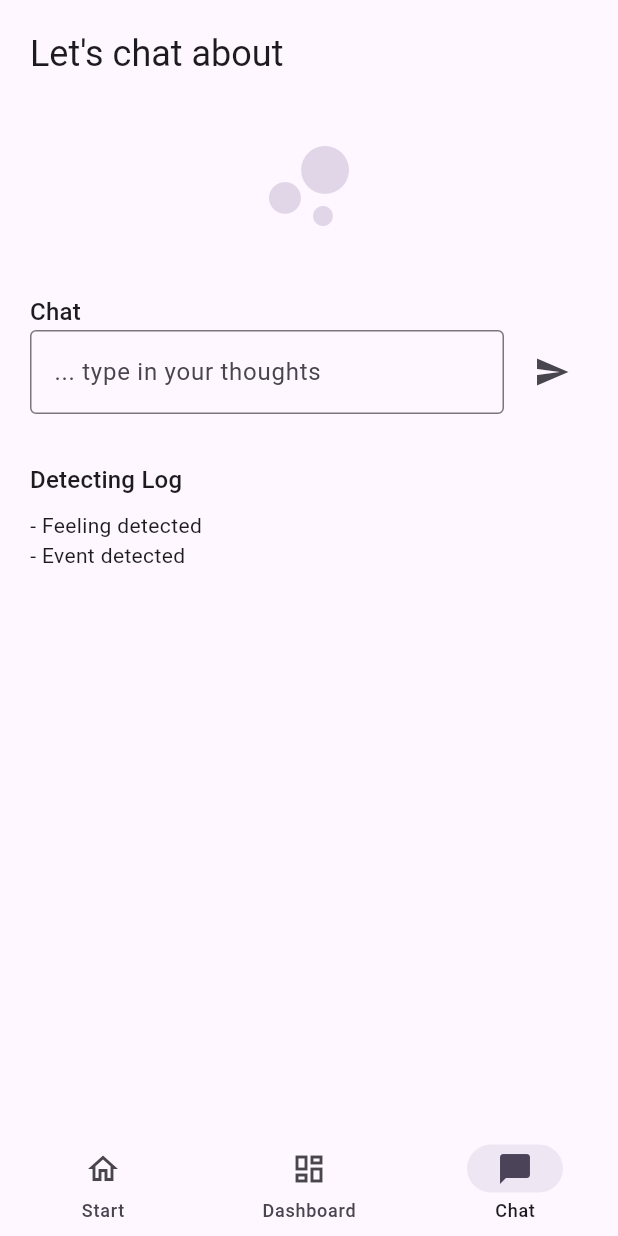
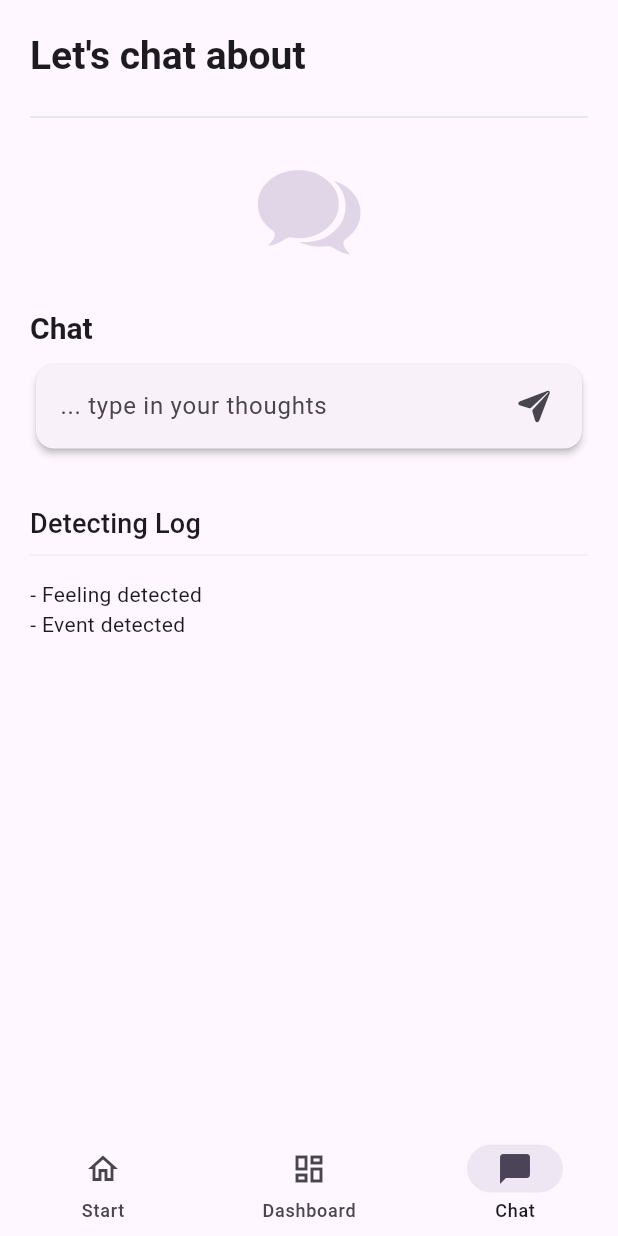
Before and after one commit to XelandOne/llm-journaling, a Flutter app: the screen it shows after launch, item 3 of the bottom bar chosen, on a phone screen of 412 x 824 dp. Run offline on Flutter 3.47's test engine with Material 3 defaults, Android fonts, the phone set to English and light mode, and no system bars; network calls fail.

Commit message:
small ui design changes

```diff
--- a/frontent/llm_assistant/lib/chat_screen.dart
+++ b/frontent/llm_assistant/lib/chat_screen.dart
@@ -1,6 +1,8 @@
+import 'package:flutter/cupertino.dart';
 import 'package:flutter/material.dart';
 import 'api_service.dart';
 import 'chat_response.dart';
+import 'package:cupertino_icons/cupertino_icons.dart';
 
 class ChatScreen extends StatefulWidget {
   const ChatScreen({super.key});
@@ -45,36 +47,49 @@ class _ChatScreenState extends State<ChatScreen> {
       child: Column(
         crossAxisAlignment: CrossAxisAlignment.start,
         children: [
-          Text("Let's chat about", style: Theme.of(context).textTheme.headlineSmall),
-          const SizedBox(height: 32),
+          Text("Let's chat about", style: Theme.of(context).textTheme.headlineMedium),
+          const SizedBox(height: 16),
+          Divider(thickness: 1, color: Colors.grey.shade300),
+          const SizedBox(height: 16),
           Center(
-            child: Icon(Icons.bubble_chart, size: 80, color: Theme.of(context).colorScheme.primary.withOpacity(0.2)),
+            child: Icon(CupertinoIcons.chat_bubble_2_fill, size: 80, color: Theme.of(context).colorScheme.primary.withOpacity(0.2)),
           ),
-          const SizedBox(height: 32),
-          Text('Chat', style: Theme.of(context).textTheme.titleMedium),
-          Row(
+          const SizedBox(height: 24),
+          Text('Chat', style: Theme.of(context).textTheme.titleLarge),
+          const SizedBox(height: 8),
+          Card(
+            elevation: 2,
+            shape: RoundedRectangleBorder(borderRadius: BorderRadius.circular(12)),
+            child: Padding(
+              padding: const EdgeInsets.symmetric(horizontal: 8, vertical: 4),
+              child: Row(
                 children: [
                   Expanded(
                     child: TextField(
                       controller: _controller,
                       decoration: const InputDecoration(
                         hintText: '... type in your thoughts',
-                    border: OutlineInputBorder(),
+                        border: InputBorder.none,
+                        isDense: true,
+                        contentPadding: EdgeInsets.symmetric(vertical: 10, horizontal: 8),
                       ),
                       minLines: 1,
                       maxLines: 3,
                       enabled: !_loading,
+                      textInputAction: TextInputAction.send,
                       onSubmitted: (_) => _sendChat(),
                     ),
                   ),
-              const SizedBox(width: 8),
+                  const SizedBox(width: 4),
                   IconButton(
                     icon: _loading
                         ? const SizedBox(width: 24, height: 24, child: CircularProgressIndicator(strokeWidth: 2))
-                    : const Icon(Icons.send),
+                        : const Icon(CupertinoIcons.paperplane_fill),
                     onPressed: _loading ? null : _sendChat,
                   ),
                 ],
+              ),
+            ),
           ),
           if (_error != null) ...[
             const SizedBox(height: 8),
@@ -82,6 +97,7 @@ class _ChatScreenState extends State<ChatScreen> {
           ],
           const SizedBox(height: 32),
           Text('Detecting Log', style: Theme.of(context).textTheme.titleMedium),
+          Divider(thickness: 1, color: Colors.grey.shade200),
           const SizedBox(height: 8),
           Expanded(
             child: _chatHistory.isEmpty
--- a/frontent/llm_assistant/lib/main.dart
+++ b/frontent/llm_assistant/lib/main.dart
@@ -1,4 +1,5 @@
 import 'package:flutter/material.dart';
+import 'package:cupertino_icons/cupertino_icons.dart';
 import 'start_screen.dart';
 import 'dashboard_screen.dart';
 import 'chat_screen.dart';
@@ -32,8 +33,23 @@ class MyApp extends StatelessWidget {
         //
         // This works for code too, not just values: Most code changes can be
         // tested with just a hot reload.
-        colorScheme: ColorScheme.fromSeed(seedColor: Colors.deepPurple),
+        colorScheme: ColorScheme.fromSeed(
+          seedColor: Colors.deepPurple,
+          brightness: Brightness.light,
+        ),
         useMaterial3: true,
+        textTheme: const TextTheme(
+          headlineLarge: TextStyle(fontSize: 32, fontWeight: FontWeight.bold),
+          headlineMedium: TextStyle(fontSize: 26, fontWeight: FontWeight.bold),
+          headlineSmall: TextStyle(fontSize: 22, fontWeight: FontWeight.w600),
+          titleLarge: TextStyle(fontSize: 20, fontWeight: FontWeight.w600),
+          titleMedium: TextStyle(fontSize: 18, fontWeight: FontWeight.w500),
+          titleSmall: TextStyle(fontSize: 16, fontWeight: FontWeight.w500),
+          bodyLarge: TextStyle(fontSize: 16),
+          bodyMedium: TextStyle(fontSize: 14),
+          bodySmall: TextStyle(fontSize: 12),
+          labelSmall: TextStyle(fontSize: 10, letterSpacing: 0.5),
+        ),
       ),
       home: const MainNavigation(),
     );
--- a/frontent/llm_assistant/pubspec.yaml
+++ b/frontent/llm_assistant/pubspec.yaml
@@ -35,6 +35,7 @@ dependencies:
   # Use with the CupertinoIcons class for iOS style icons.
   cupertino_icons: ^1.0.8
   http: ^1.0.0
+  flutter_svg: ^2.0.7
 
 dev_dependencies:
   flutter_test:
```
Also changed, not shown: frontent/llm_assistant/lib/dashboard_screen.dart (+30 -19 lines), frontent/llm_assistant/lib/start_screen.dart (+17 -11 lines), frontent/llm_assistant/pubspec.lock. Lines whose indentation alone changed are shown as unchanged.
